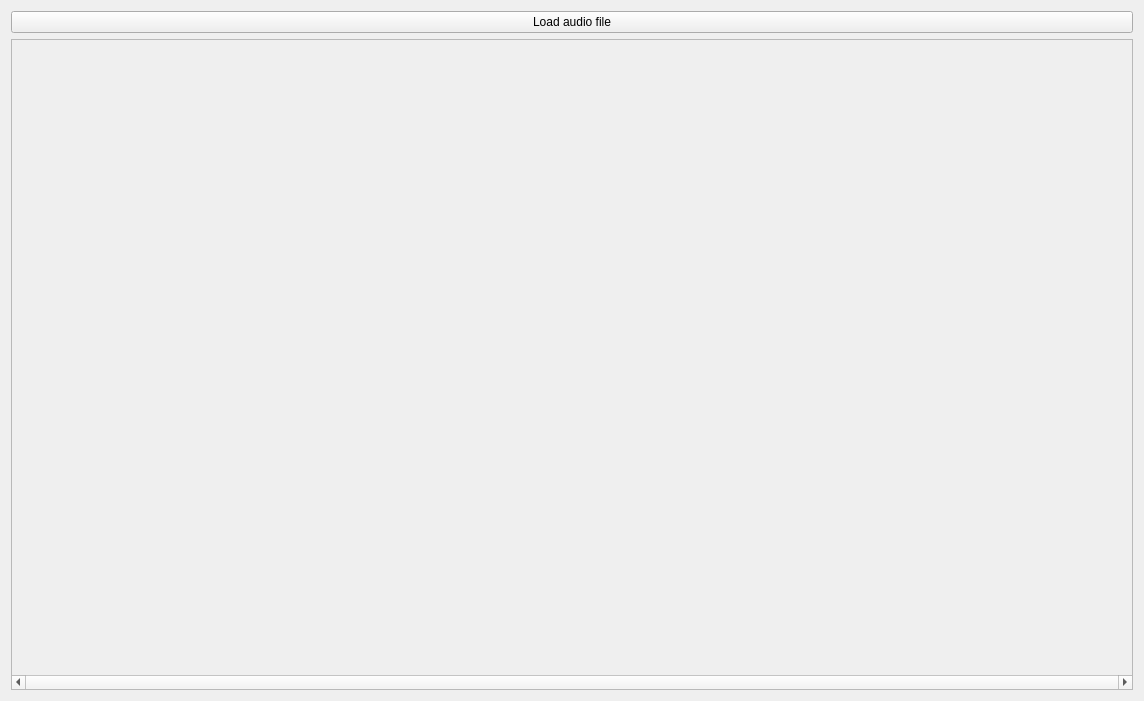
This is mandelbulber2/qt/audio_selector.ui in buddhi1980/mandelbulber2 as Qt 5 draws it before an edit. The edited form follows.
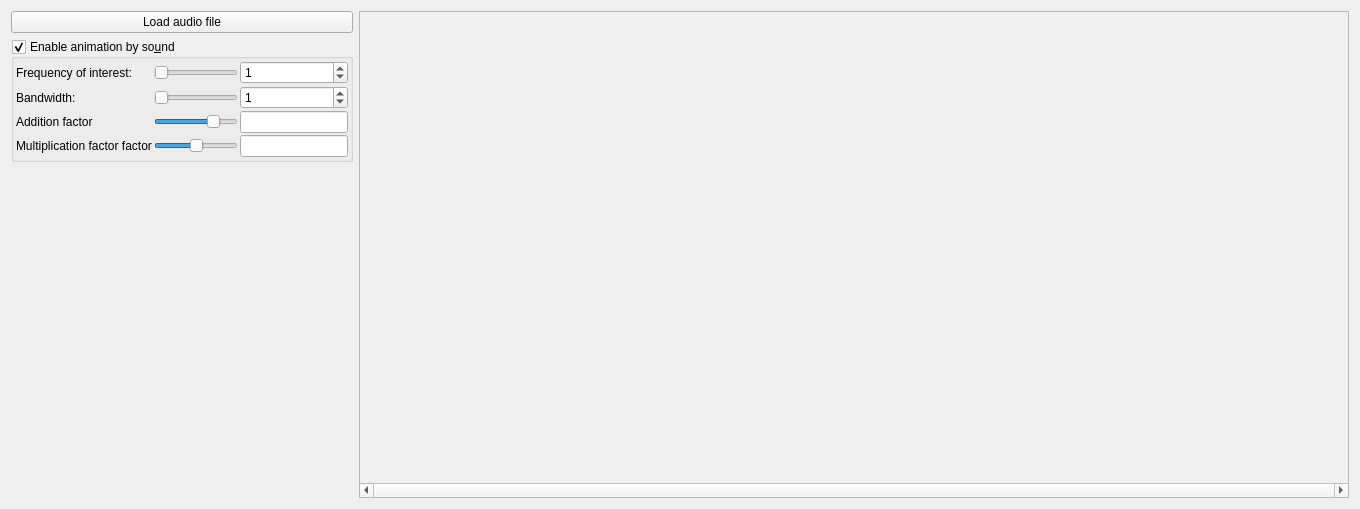
This is the edited form. Custom widgets are drawn as their Qt base class.

Commit message: Added basic parameters for anim by sound. All parameters for this will start with "animsound_" prefix

```diff
--- a/mandelbulber2/qt/audio_selector.ui
+++ b/mandelbulber2/qt/audio_selector.ui
@@ -6,8 +6,8 @@
    <rect>
     <x>0</x>
     <y>0</y>
-    <width>1144</width>
-    <height>701</height>
+    <width>1360</width>
+    <height>509</height>
    </rect>
   </property>
   <property name="windowTitle">
@@ -15,6 +15,10 @@
   </property>
   <layout class="QVBoxLayout" name="verticalLayout">
    <item>
+    <layout class="QHBoxLayout" name="horizontalLayout" stretch="0,1">
+     <item>
+      <layout class="QVBoxLayout" name="verticalLayout_3">
+       <item>
     <widget class="QPushButton" name="pushButton_loadAudioFile">
      <property name="text">
       <string>Load audio file</string>
@@ -22,6 +26,236 @@
     </widget>
    </item>
    <item>
+        <widget class="MyGroupBox" name="groupCheck_animsound_enable">
+         <property name="title">
+          <string>Enable animation by so&amp;und</string>
+         </property>
+         <property name="checkable">
+          <bool>true</bool>
+         </property>
+         <layout class="QVBoxLayout" name="verticalLayout_119">
+          <property name="spacing">
+           <number>2</number>
+          </property>
+          <property name="leftMargin">
+           <number>2</number>
+          </property>
+          <property name="topMargin">
+           <number>2</number>
+          </property>
+          <property name="rightMargin">
+           <number>2</number>
+          </property>
+          <property name="bottomMargin">
+           <number>2</number>
+          </property>
+          <item>
+           <layout class="QGridLayout" name="gridLayout">
+            <item row="0" column="0">
+             <widget class="QLabel" name="label_131">
+              <property name="text">
+               <string>Frequency of interest:</string>
+              </property>
+             </widget>
+            </item>
+            <item row="0" column="1">
+             <widget class="QSlider" name="slider_animsound_mid_freq">
+              <property name="sizePolicy">
+               <sizepolicy hsizetype="Expanding" vsizetype="Maximum">
+                <horstretch>0</horstretch>
+                <verstretch>0</verstretch>
+               </sizepolicy>
+              </property>
+              <property name="minimum">
+               <number>1</number>
+              </property>
+              <property name="maximum">
+               <number>20000</number>
+              </property>
+              <property name="singleStep">
+               <number>1</number>
+              </property>
+              <property name="orientation">
+               <enum>Qt::Horizontal</enum>
+              </property>
+             </widget>
+            </item>
+            <item row="0" column="2">
+             <widget class="MyDoubleSpinBox" name="spinbox_animsound_mid_freq">
+              <property name="sizePolicy">
+               <sizepolicy hsizetype="Minimum" vsizetype="Maximum">
+                <horstretch>0</horstretch>
+                <verstretch>0</verstretch>
+               </sizepolicy>
+              </property>
+              <property name="prefix">
+               <string/>
+              </property>
+              <property name="suffix">
+               <string/>
+              </property>
+              <property name="decimals">
+               <number>0</number>
+              </property>
+              <property name="minimum">
+               <double>0.000000000000000</double>
+              </property>
+              <property name="maximum">
+               <double>20000.000000000000000</double>
+              </property>
+              <property name="singleStep">
+               <double>1.000000000000000</double>
+              </property>
+              <property name="value">
+               <double>1.000000000000000</double>
+              </property>
+             </widget>
+            </item>
+            <item row="1" column="0">
+             <widget class="QLabel" name="label_132">
+              <property name="text">
+               <string>Bandwidth:</string>
+              </property>
+             </widget>
+            </item>
+            <item row="1" column="2">
+             <widget class="MyDoubleSpinBox" name="spinbox_animsound_bandwidth">
+              <property name="sizePolicy">
+               <sizepolicy hsizetype="Minimum" vsizetype="Maximum">
+                <horstretch>0</horstretch>
+                <verstretch>0</verstretch>
+               </sizepolicy>
+              </property>
+              <property name="prefix">
+               <string/>
+              </property>
+              <property name="suffix">
+               <string/>
+              </property>
+              <property name="decimals">
+               <number>0</number>
+              </property>
+              <property name="minimum">
+               <double>0.000000000000000</double>
+              </property>
+              <property name="maximum">
+               <double>20000.000000000000000</double>
+              </property>
+              <property name="singleStep">
+               <double>1.000000000000000</double>
+              </property>
+              <property name="value">
+               <double>1.000000000000000</double>
+              </property>
+             </widget>
+            </item>
+            <item row="1" column="1">
+             <widget class="QSlider" name="slider_animsound_bandwidth">
+              <property name="sizePolicy">
+               <sizepolicy hsizetype="Expanding" vsizetype="Maximum">
+                <horstretch>0</horstretch>
+                <verstretch>0</verstretch>
+               </sizepolicy>
+              </property>
+              <property name="minimum">
+               <number>1</number>
+              </property>
+              <property name="maximum">
+               <number>20000</number>
+              </property>
+              <property name="singleStep">
+               <number>1</number>
+              </property>
+              <property name="orientation">
+               <enum>Qt::Horizontal</enum>
+              </property>
+             </widget>
+            </item>
+            <item row="2" column="0">
+             <widget class="QLabel" name="label_133">
+              <property name="text">
+               <string>Addition factor</string>
+              </property>
+             </widget>
+            </item>
+            <item row="3" column="0">
+             <widget class="QLabel" name="label_134">
+              <property name="text">
+               <string>Multiplication factor factor</string>
+              </property>
+             </widget>
+            </item>
+            <item row="2" column="1">
+             <widget class="QSlider" name="logslider_animsound_addition_factor">
+              <property name="sizePolicy">
+               <sizepolicy hsizetype="Expanding" vsizetype="Maximum">
+                <horstretch>0</horstretch>
+                <verstretch>0</verstretch>
+               </sizepolicy>
+              </property>
+              <property name="minimum">
+               <number>-1500</number>
+              </property>
+              <property name="maximum">
+               <number>500</number>
+              </property>
+              <property name="singleStep">
+               <number>1</number>
+              </property>
+              <property name="orientation">
+               <enum>Qt::Horizontal</enum>
+              </property>
+             </widget>
+            </item>
+            <item row="3" column="1">
+             <widget class="QSlider" name="logslider_animsound_mult_factor">
+              <property name="sizePolicy">
+               <sizepolicy hsizetype="Expanding" vsizetype="Maximum">
+                <horstretch>0</horstretch>
+                <verstretch>0</verstretch>
+               </sizepolicy>
+              </property>
+              <property name="minimum">
+               <number>-500</number>
+              </property>
+              <property name="maximum">
+               <number>500</number>
+              </property>
+              <property name="singleStep">
+               <number>1</number>
+              </property>
+              <property name="orientation">
+               <enum>Qt::Horizontal</enum>
+              </property>
+             </widget>
+            </item>
+            <item row="2" column="2">
+             <widget class="MyLineEdit" name="logedit_animsound_addition_factor"/>
+            </item>
+            <item row="3" column="2">
+             <widget class="MyLineEdit" name="logedit_animsound_mult_factor"/>
+            </item>
+           </layout>
+          </item>
+         </layout>
+        </widget>
+       </item>
+       <item>
+        <spacer name="verticalSpacer">
+         <property name="orientation">
+          <enum>Qt::Vertical</enum>
+         </property>
+         <property name="sizeHint" stdset="0">
+          <size>
+           <width>20</width>
+           <height>40</height>
+          </size>
+         </property>
+        </spacer>
+       </item>
+      </layout>
+     </item>
+     <item>
     <widget class="QScrollArea" name="scrollArea">
      <property name="horizontalScrollBarPolicy">
       <enum>Qt::ScrollBarAlwaysOn</enum>
@@ -34,11 +268,23 @@
        <rect>
         <x>0</x>
         <y>0</y>
-        <width>1128</width>
-        <height>641</height>
+          <width>981</width>
+          <height>476</height>
        </rect>
       </property>
       <layout class="QVBoxLayout" name="verticalLayout_2">
+         <property name="leftMargin">
+          <number>2</number>
+         </property>
+         <property name="topMargin">
+          <number>2</number>
+         </property>
+         <property name="rightMargin">
+          <number>2</number>
+         </property>
+         <property name="bottomMargin">
+          <number>2</number>
+         </property>
        <item>
         <widget class="cWaveFormView" name="waveForm" native="true">
          <property name="sizePolicy">
@@ -94,6 +340,8 @@
     </widget>
    </item>
   </layout>
+   </item>
+  </layout>
  </widget>
  <customwidgets>
   <customwidget>
@@ -108,6 +356,22 @@
    <header>fft_view.h</header>
    <container>1</container>
   </customwidget>
+  <customwidget>
+   <class>MyDoubleSpinBox</class>
+   <extends>QDoubleSpinBox</extends>
+   <header>my_double_spin_box.h</header>
+  </customwidget>
+  <customwidget>
+   <class>MyLineEdit</class>
+   <extends>QLineEdit</extends>
+   <header>my_line_edit.h</header>
+  </customwidget>
+  <customwidget>
+   <class>MyGroupBox</class>
+   <extends>QGroupBox</extends>
+   <header>my_group_box.h</header>
+   <container>1</container>
+  </customwidget>
  </customwidgets>
  <resources/>
  <connections/>
```
Lines whose indentation alone changed are shown as unchanged. The commit also changes 4 other files.
